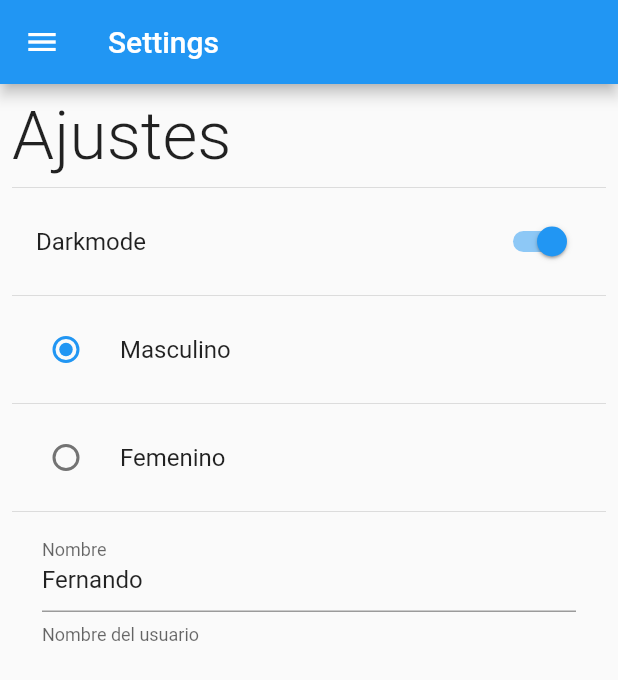
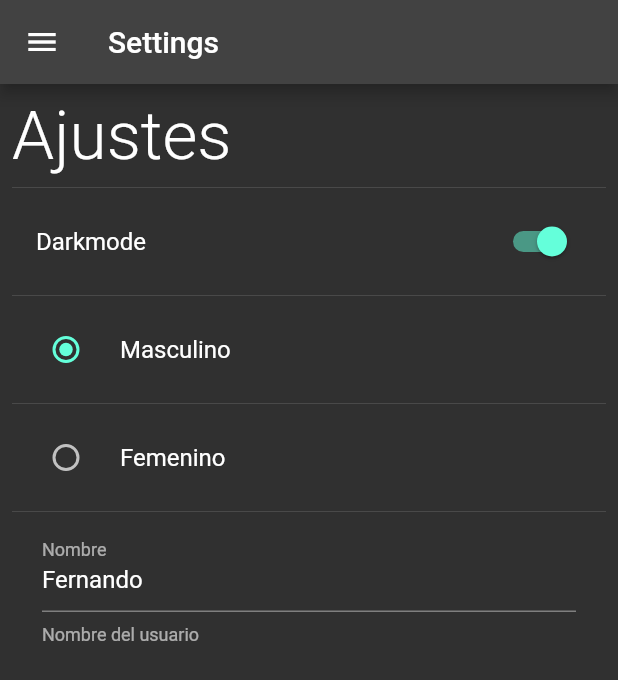
Before and after one commit to CRUXsur/preferences_app, a Flutter app: the SettingsScreen screen opened by its route, after a tap on "Darkmode", on a phone screen of 412 x 824 dp. Shown: the top 680 px of the screen. Run offline on Flutter 3.47's test engine with Material 2 defaults, Android fonts, the phone set to English and light mode, and no system bars; our stand-ins replace shared_preferences; accounts and stored records are empty.

Commit message:
Cambiar el tema de forma dinamica

```diff
--- /dev/null
+++ b/lib/providers/theme_provider.dart
@@ -0,0 +1,22 @@
+import 'package:flutter/material.dart';
+
+class ThemeProvider extends ChangeNotifier {
+  ThemeData currentTheme;
+
+  //quien sabe si estamos en dark o light?
+  //para inicializarlo?
+  //eso lo sabe las preferencias!
+
+  ThemeProvider({required bool isDarkmode})
+      : currentTheme = isDarkmode ? ThemeData.dark() : ThemeData.light();
+
+  setLightMode() {
+    currentTheme = ThemeData.light();
+    notifyListeners();
+  }
+
+  setDarkMode() {
+    currentTheme = ThemeData.dark();
+    notifyListeners();
+  }
+}
--- a/lib/screens/settings_screen.dart
+++ b/lib/screens/settings_screen.dart
@@ -2,6 +2,9 @@ import 'package:flutter/material.dart';
 
 import 'package:preferences_app/share_preferences/preferences.dart';
 import 'package:preferences_app/widgets/widgets.dart';
+
+import 'package:provider/provider.dart';
+import '../providers/theme_provider.dart';
 
 class SettingsScreen extends StatefulWidget {
   static const String routerName = 'Settings';
@@ -44,6 +47,11 @@ class _SettingsScreenState extends State<SettingsScreen> {
                 title: const Text('Darkmode'),
                 onChanged: (value) {
                   Preferences.isDarkmode = value;
+                  final themeProvider =
+                      Provider.of<ThemeProvider>(context, listen: false);
+                  value
+                      ? themeProvider.setDarkMode()
+                      : themeProvider.setLightMode();
                   setState(() {});
                 },
               ),
--- a/pubspec.yaml
+++ b/pubspec.yaml
@@ -35,6 +35,7 @@ dependencies:
   # Use with the CupertinoIcons class for iOS style icons.
   cupertino_icons: ^1.0.2
   shared_preferences: ^2.0.13
+  provider: ^6.0.2
 
 dev_dependencies:
   flutter_test:
```
Also changed, not shown: lib/main.dart (+16 -2 lines), pubspec.lock.
